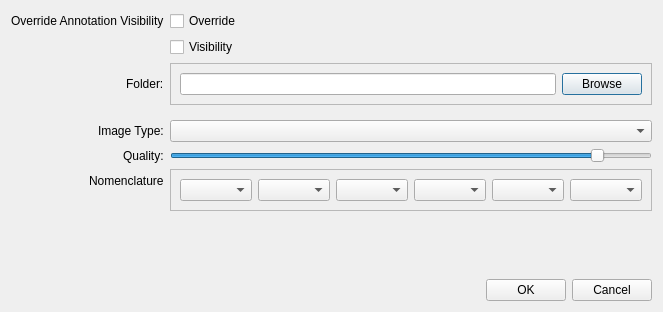
First picture: the form in qt_ui/DialogScreenshotExport.ui, repository FilmColors/VIAN, before the edit.
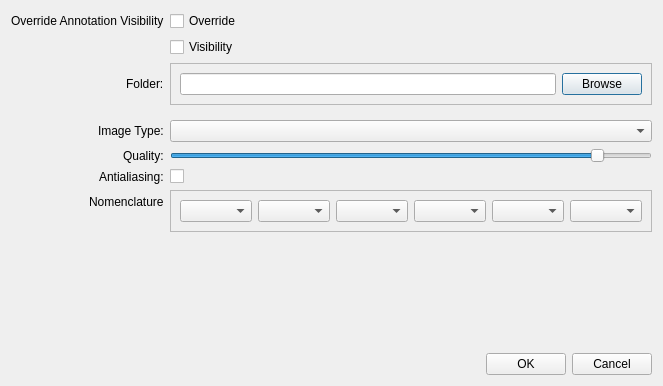
Second picture: the form after the edit.

```diff
--- a/qt_ui/DialogScreenshotExport.ui
+++ b/qt_ui/DialogScreenshotExport.ui
@@ -7,7 +7,7 @@
     <x>0</x>
     <y>0</y>
     <width>628</width>
-    <height>312</height>
+    <height>386</height>
    </rect>
   </property>
   <property name="windowTitle">
@@ -119,7 +119,7 @@
        </property>
       </widget>
      </item>
-     <item row="6" column="1">
+     <item row="7" column="1">
       <widget class="QFrame" name="frame_naming_convention">
        <property name="frameShape">
         <enum>QFrame::StyledPanel</enum>
@@ -149,13 +149,27 @@
        </layout>
       </widget>
      </item>
-     <item row="6" column="0">
+     <item row="7" column="0">
       <widget class="QLabel" name="label_3">
        <property name="text">
         <string>Nomenclature</string>
        </property>
       </widget>
      </item>
+     <item row="6" column="0">
+      <widget class="QLabel" name="label_4">
+       <property name="text">
+        <string>Antialiasing:</string>
+       </property>
+      </widget>
+     </item>
+     <item row="6" column="1">
+      <widget class="QCheckBox" name="checkBox_Antialiasing">
+       <property name="text">
+        <string/>
+       </property>
+      </widget>
+     </item>
     </layout>
    </item>
    <item>
```
